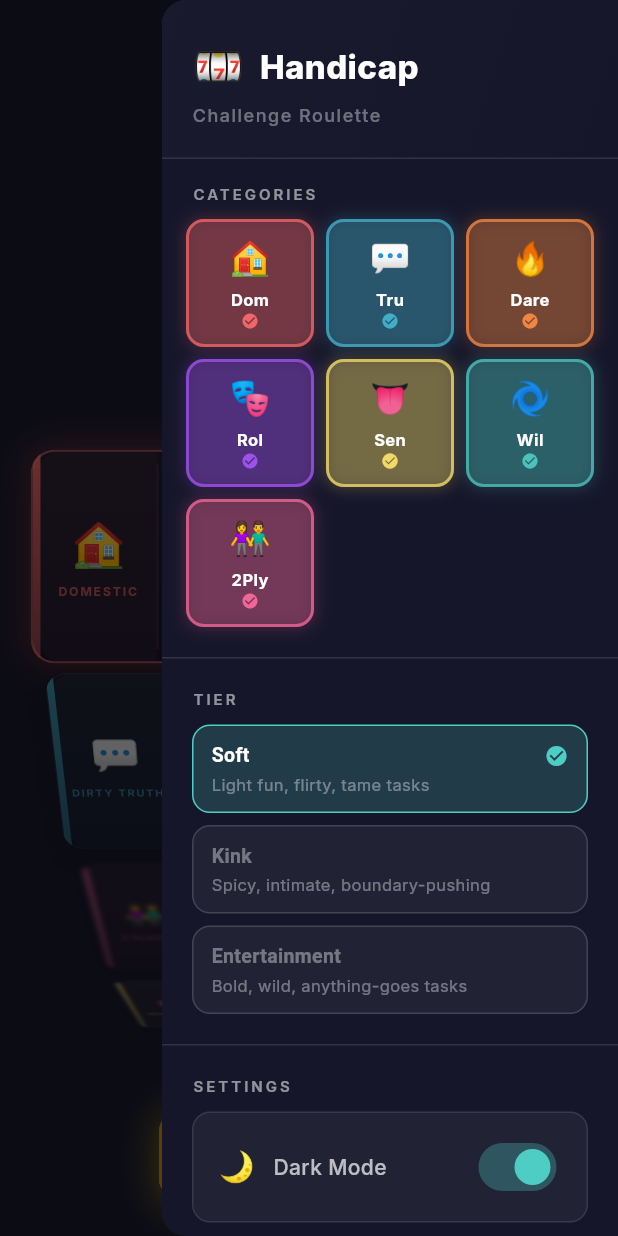
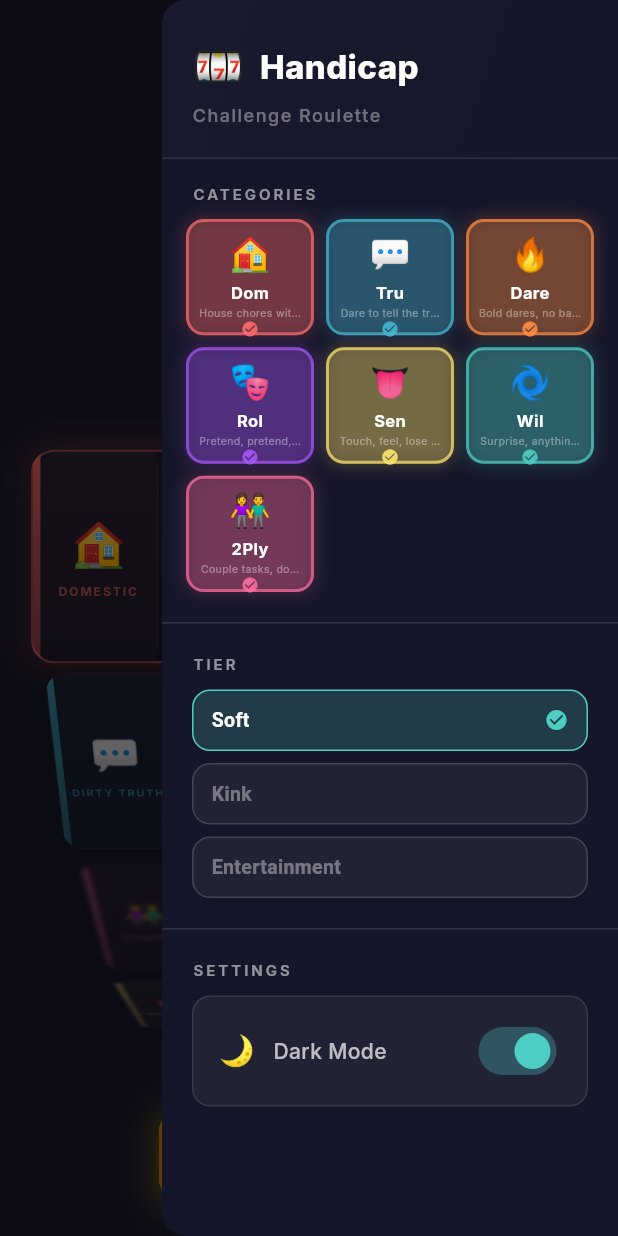
Before and after one commit to Juma1988/my_agents, a Flutter app: the screen it shows after launch, with the side drawer open, on a phone screen of 412 x 824 dp. Run offline on Flutter 3.47's test engine with Material 3 defaults, Android fonts, the phone set to English and light mode, and no system bars; our stand-ins replace flutter_animate, google_fonts, hive, hive_flutter; accounts and stored records are empty.

Commit message:
Category descriptions in drawer, remove tier descriptions

```diff
--- a/lib/widgets/app_drawer.dart
+++ b/lib/widgets/app_drawer.dart
@@ -37,11 +37,15 @@ class AppDrawer extends StatelessWidget {
     'two_player': '2Ply',
   };
 
-  /// Descriptions for each tier
-  static const Map<String, String> tierDescriptions = {
-    'soft': 'Light fun, flirty, tame tasks',
-    'kink': 'Spicy, intimate, boundary-pushing',
-    'entertainment': 'Bold, wild, anything-goes tasks',
+  /// Descriptions for each category
+  static const Map<String, String> categoryDescriptions = {
+    'domestic': 'House chores with a twist',
+    'dirty_truth': 'Dare to tell the truth',
+    'spicy_dare': 'Bold dares, no backing down',
+    'roleplay': 'Pretend, pretend, enjoy',
+    'sensation': 'Touch, feel, lose control',
+    'wildcard': 'Surprise, anything goes',
+    'two_player': 'Couple tasks, double the fun',
   };
 
   void _toggleCategory(String categoryId, BuildContext context) {
@@ -179,7 +183,7 @@ class AppDrawer extends StatelessWidget {
         physics: const NeverScrollableScrollPhysics(),
         gridDelegate: const SliverGridDelegateWithFixedCrossAxisCount(
           crossAxisCount: 3,
-          childAspectRatio: 1.0,
+          childAspectRatio: 1.1,
           crossAxisSpacing: 8,
           mainAxisSpacing: 8,
         ),
@@ -189,6 +193,7 @@ class AppDrawer extends StatelessWidget {
           final isSelected = selectedCategoryIds.contains(cat.id);
           final color = CategoryColors.get(cat.id);
           final shortName = shortNames[cat.id] ?? cat.name.substring(0, 3);
+          final description = categoryDescriptions[cat.id] ?? '';
 
           return GestureDetector(
             onTap: () {
@@ -219,11 +224,13 @@ class AppDrawer extends StatelessWidget {
                       ]
                     : [],
               ),
+              child: Padding(
+                padding: const EdgeInsets.all(6),
                 child: Column(
                   mainAxisAlignment: MainAxisAlignment.center,
                   children: [
                     Text(cat.icon, style: const TextStyle(fontSize: 22)),
-                  const SizedBox(height: 4),
+                    const SizedBox(height: 2),
                     Text(
                       shortName,
                       style: GoogleFonts.inter(
@@ -235,6 +242,17 @@ class AppDrawer extends StatelessWidget {
                             isSelected ? FontWeight.w700 : FontWeight.w500,
                       ),
                     ),
+                    Text(
+                      description,
+                      style: GoogleFonts.inter(
+                        color: Colors.white38,
+                        fontSize: 7,
+                        fontWeight: FontWeight.w400,
+                      ),
+                      maxLines: 1,
+                      overflow: TextOverflow.ellipsis,
+                      textAlign: TextAlign.center,
+                    ),
                     if (isSelected)
                       Icon(
                         Icons.check_circle,
@@ -242,6 +260,7 @@ class AppDrawer extends StatelessWidget {
                         size: 12,
                       ),
                   ],
+                ),
               ),
             ),
           );
@@ -298,11 +317,7 @@ class AppDrawer extends StatelessWidget {
           ),
         ),
         child: Row(
-          crossAxisAlignment: CrossAxisAlignment.start,
-          children: [
-            Expanded(
-              child: Column(
-                crossAxisAlignment: CrossAxisAlignment.start,
+          crossAxisAlignment: CrossAxisAlignment.center,
           children: [
             Text(
               label,
@@ -312,26 +327,12 @@ class AppDrawer extends StatelessWidget {
                 fontWeight: FontWeight.w600,
               ),
             ),
-                  const SizedBox(height: 2),
-                  Text(
-                    tierDescriptions[tier] ?? '',
-                    style: GoogleFonts.inter(
-                      color: Colors.white38,
-                      fontSize: 11,
-                      fontWeight: FontWeight.w400,
-                    ),
-                  ),
-                ],
-              ),
-            ),
+            const Spacer(),
             if (selected)
-              const Padding(
-                padding: EdgeInsets.only(top: 2),
-                child: Icon(
+              const Icon(
                 Icons.check_circle,
                 color: Color(0xFF4ECDC4),
                 size: 16,
-                ),
               ),
           ],
         ),
```
Lines whose indentation alone changed are shown as unchanged.
